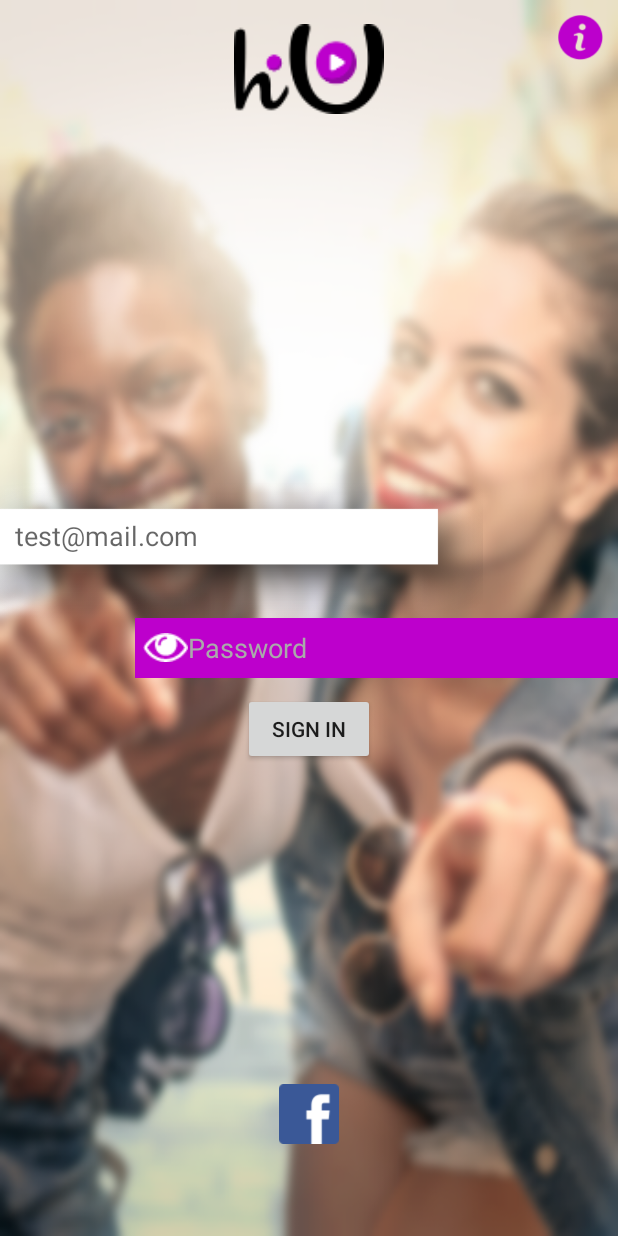
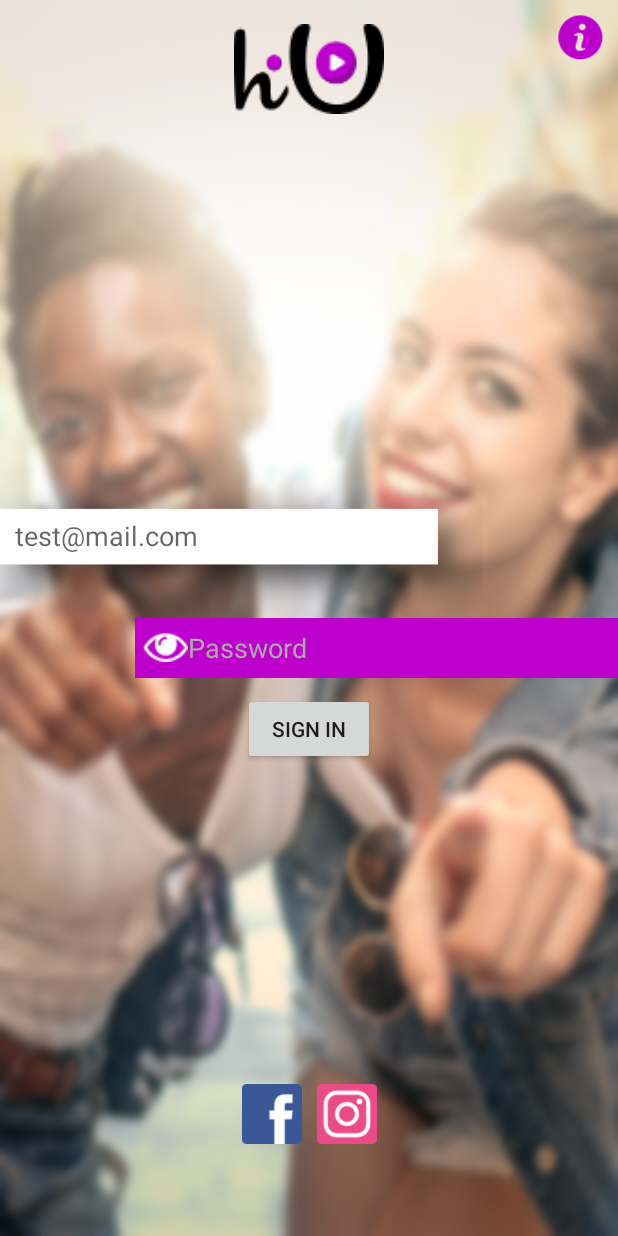
Before and after one commit to hiulatam/Android, an Android app: the LoginActivity screen opened directly, with no data from a screen before it, on a phone screen of 412 x 824 dp. Run offline under Robolectric (Android 15) with nearby library versions, the phone set to English and light mode, and no system bars; libraries missing offline, so code that uses them is left out: com.an.customfontview, com.facebook, com.facebook.login, com.steelkiwi.instagramhelper; plain views replace CustomButton, CustomEditText; 14 statements that could not run were skipped.

Commit message:
instagram login

```diff
--- a/app/src/main/java/com/hiulatam/hiu/hiu/LoginActivity.java
+++ b/app/src/main/java/com/hiulatam/hiu/hiu/LoginActivity.java
@@ -11,7 +11,6 @@ import android.widget.ImageView;
 import android.widget.Toast;
 
 import com.an.customfontview.CustomButton;
-import com.facebook.AccessToken;
 import com.facebook.CallbackManager;
 import com.facebook.FacebookCallback;
 import com.facebook.FacebookException;
@@ -20,32 +19,32 @@ import com.facebook.Profile;
 import com.facebook.ProfileTracker;
 import com.facebook.login.LoginManager;
 import com.facebook.login.LoginResult;
-import com.facebook.login.widget.LoginButton;
-import com.hiulatam.hiu.hiu.utils.profileFacebook;
+import com.hiulatam.hiu.hiu.utils.profileUser;
+import com.steelkiwi.instagramhelper.InstagramHelper;
+import com.steelkiwi.instagramhelper.model.InstagramUser;
+import com.steelkiwi.instagramhelper.utils.SharedPrefUtils;
 
 import java.util.Arrays;
-import java.util.Collections;
 
 public class LoginActivity extends AppCompatActivity implements FacebookCallback {
 
     private static final String TAG ="facebook login:   " ;
-    private LoginButton loginButton;
+    private Button btn_fb_login,btn_ins_login;
     private CallbackManager callbackManager;
     private ProfileTracker profileTracker;
-    private  profileFacebook profile;
     private Context mContext;
+    private ImageView info;
+    private InstagramHelper instagramHelper;
+    CustomButton buttonSignIn;
 
-    CustomButton buttonSignIn;
 
     @Override
     protected void onCreate(Bundle savedInstanceState) {
         super.onCreate(savedInstanceState);
         setContentView(R.layout.activity_login);
-        ImageView info= (ImageView) findViewById(R.id.imageInfo);
-
+        info= (ImageView) findViewById(R.id.imageInfo);
+        //facebook sdk
         FacebookSdk.sdkInitialize(getApplicationContext());
-
-
         callbackManager = CallbackManager.Factory.create();
         LoginManager.getInstance().registerCallback(callbackManager,this);
         profileTracker = new ProfileTracker() {
@@ -53,39 +52,29 @@ public class LoginActivity extends AppCompatActivity implements FacebookCallback
             protected void onCurrentProfileChanged(
                     Profile oldProfile,
                     Profile currentProfile) {
-                profile=new profileFacebook(currentProfile);
+                //profile=new profileUser();
+                MyApplication.profile.profilefacebok=currentProfile;
                 // App code
             }
 
         };
         profileTracker.startTracking();
+        if(profileUser.isLoggedInFAacebook(this)){
+            facebookSuccess();
+        }else if(profileUser.isLoggedInInstagram(this)){
+            InstagramSuccess();
+        }
 
 
-        info.setOnClickListener(new View.OnClickListener() {
-            @Override
-            public void onClick(View view) {
-                Intent intent=new Intent(LoginActivity.this,Walkthrough.class);
-                startActivity(intent);
-            }
-        });
-        if(profileFacebook.isLoggedIn()){
 
-            facebookSuccess();
-        }
-        Button btn_fb_login = (Button)findViewById(R.id.btn_fb_login);
 
-        btn_fb_login.setOnClickListener(new View.OnClickListener() {
-            @Override
-            public void onClick(View view) {
-                LoginManager.getInstance().logInWithReadPermissions(
-                                LoginActivity.this, Arrays.asList("public_profile", "user_friends"));
-
-            }
-        });
 
         bindComponents();
         init();
         addListeners();
+
+
+
     }
 
 
@@ -112,9 +101,19 @@ public class LoginActivity extends AppCompatActivity implements FacebookCallback
 
     private void facebookSuccess() {
         Profile curreProfile = Profile.getCurrentProfile();
-        profile=new profileFacebook(curreProfile);
+
+        MyApplication.profile.profilefacebok=curreProfile;
         Intent intent= new Intent(LoginActivity.this,DashboardActivity.class);
-        intent.putExtra("profile",profile);
+        intent.putExtra("profile", MyApplication.profile);
+        startActivity(intent);
+    }
+
+    private void InstagramSuccess() {
+        InstagramUser instagramUser = SharedPrefUtils.getInstagramUser(this);
+        String token = SharedPrefUtils.getToken(this);
+        MyApplication.profile.profileInstagram=instagramUser;
+        Intent intent= new Intent(LoginActivity.this,DashboardActivity.class);
+        intent.putExtra("profile", MyApplication.profile);
         startActivity(intent);
     }
 
@@ -152,7 +151,8 @@ public class LoginActivity extends AppCompatActivity implements FacebookCallback
      */
     private void bindComponents(){
         buttonSignIn = (CustomButton) findViewById(R.id.sign_in);
-
+        btn_fb_login = (Button)findViewById(R.id.btn_fb_login);
+        btn_ins_login = (Button)findViewById(R.id.btn_ins_login);
     }
 
     /**
@@ -169,6 +169,31 @@ public class LoginActivity extends AppCompatActivity implements FacebookCallback
      */
     private void addListeners(){
         buttonSignIn.setOnClickListener(clickListener);
+        btn_fb_login.setOnClickListener(new View.OnClickListener() {
+            @Override
+            public void onClick(View view) {
+                LoginManager.getInstance().logInWithReadPermissions(
+                        LoginActivity.this, Arrays.asList("public_profile", "user_friends"));
+
+            }
+        });
+        btn_ins_login.setOnClickListener(new View.OnClickListener() {
+            @Override
+            public void onClick(View view) {
+
+                Intent intent= new Intent(LoginActivity.this,InstagramActivity.class);
+                startActivity(intent);
+
+            }
+        });
+
+        info.setOnClickListener(new View.OnClickListener() {
+            @Override
+            public void onClick(View view) {
+                Intent intent=new Intent(LoginActivity.this,Walkthrough.class);
+                startActivity(intent);
+            }
+        });
     }
 
     /**
@@ -194,5 +219,4 @@ public class LoginActivity extends AppCompatActivity implements FacebookCallback
     };
 
 
-
 }
--- a/app/src/main/java/com/hiulatam/hiu/hiu/MyApplication.java
+++ b/app/src/main/java/com/hiulatam/hiu/hiu/MyApplication.java
@@ -5,12 +5,16 @@ package com.hiulatam.hiu.hiu;
 import android.app.Application;
 import android.content.res.Configuration;
 
+import com.hiulatam.hiu.hiu.utils.profileUser;
+
 
 public class MyApplication  extends Application {
+    public static profileUser profile;
     @Override
     public void onCreate() {
         super.onCreate();
         // Required initialization logic here!
+         profile=new profileUser();
     }
 
     // Called by the system when the device configuration changes while your component is running.
--- a/app/src/main/res/layout/activity_login.xml
+++ b/app/src/main/res/layout/activity_login.xml
@@ -121,19 +121,35 @@
 
     </com.an.customfontview.CustomButton>
 
-    <Button
-        android:id="@+id/btn_fb_login"
-        android:layout_width="40dp"
-        android:layout_height="40dp"
-        android:layout_gravity="center_horizontal"
-        android:background="@drawable/facebook_button"
+    <LinearLayout
+        android:layout_width="wrap_content"
+        android:layout_height="wrap_content"
         app:layout_constraintBottom_toBottomOf="parent"
         android:layout_marginBottom="61dp"
         android:layout_marginRight="8dp"
         app:layout_constraintRight_toRightOf="parent"
         android:layout_marginLeft="8dp"
         app:layout_constraintLeft_toLeftOf="parent"
-        />
+        android:orientation="horizontal">
+        <Button
+            android:id="@+id/btn_fb_login"
+            android:layout_width="40dp"
+            android:layout_height="40dp"
+            android:layout_gravity="center_horizontal"
+            android:background="@drawable/facebook_button"
+
+            />
+        <Button
+            android:id="@+id/btn_ins_login"
+            android:layout_width="40dp"
+            android:layout_height="40dp"
+            android:layout_gravity="center_horizontal"
+            android:background="@drawable/instagram_button"
+            android:layout_marginStart="10dp"
+   />
+
+    </LinearLayout>
+
 
 
 </android.support.constraint.ConstraintLayout>
```
Also changed, not shown: app/build.gradle (+10 -9 lines), app/src/main/AndroidManifest.xml (+18 -15 lines), app/src/main/java/com/hiulatam/hiu/hiu/DashboardActivity.java (+13 -17 lines), app/src/main/java/com/hiulatam/hiu/hiu/InstagramActivity.java (added, +55 -0 lines), app/src/main/java/com/hiulatam/hiu/hiu/MainActivity.java (+8 -12 lines), app/src/main/java/com/hiulatam/hiu/hiu/utils/profileFacebook.java (deleted, +0 -66 lines), app/src/main/java/com/hiulatam/hiu/hiu/utils/profileUser.java (added, +83 -0 lines), app/src/main/res/layout/activity_insta.xml (added, +33 -0 lines), app/src/main/res/layout/content_insta.xml (added, +11 -0 lines), app/src/main/res/values/strings.xml (+8 -1 lines), app/src/main/res/drawable/instagram_button.png (added).
